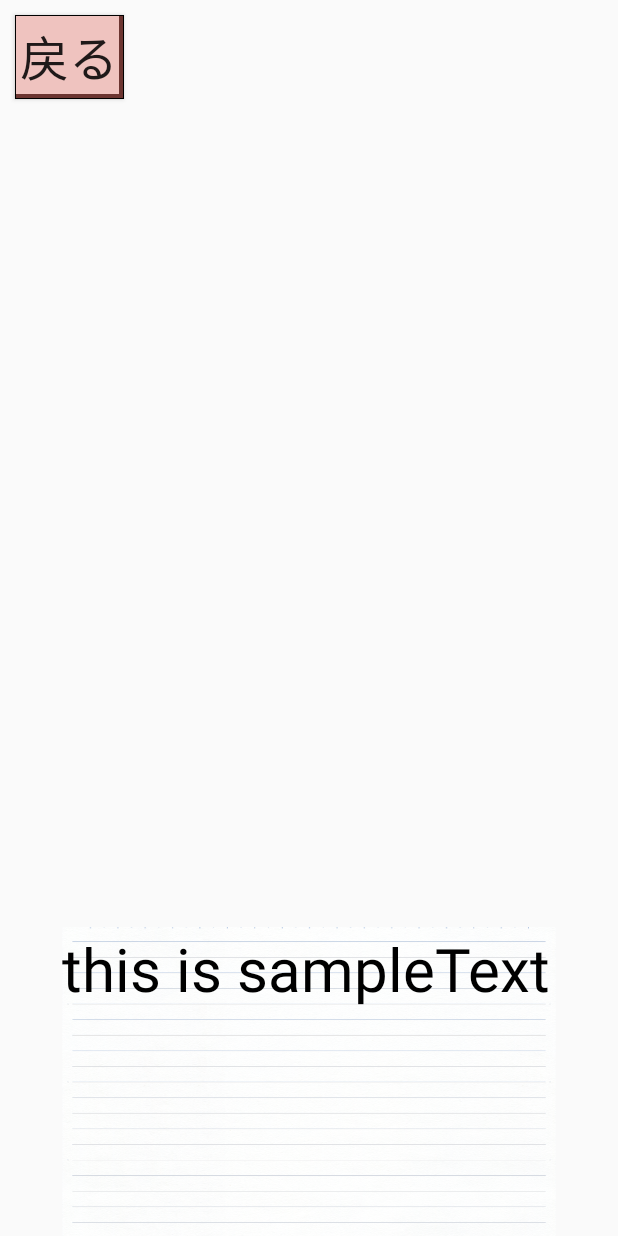
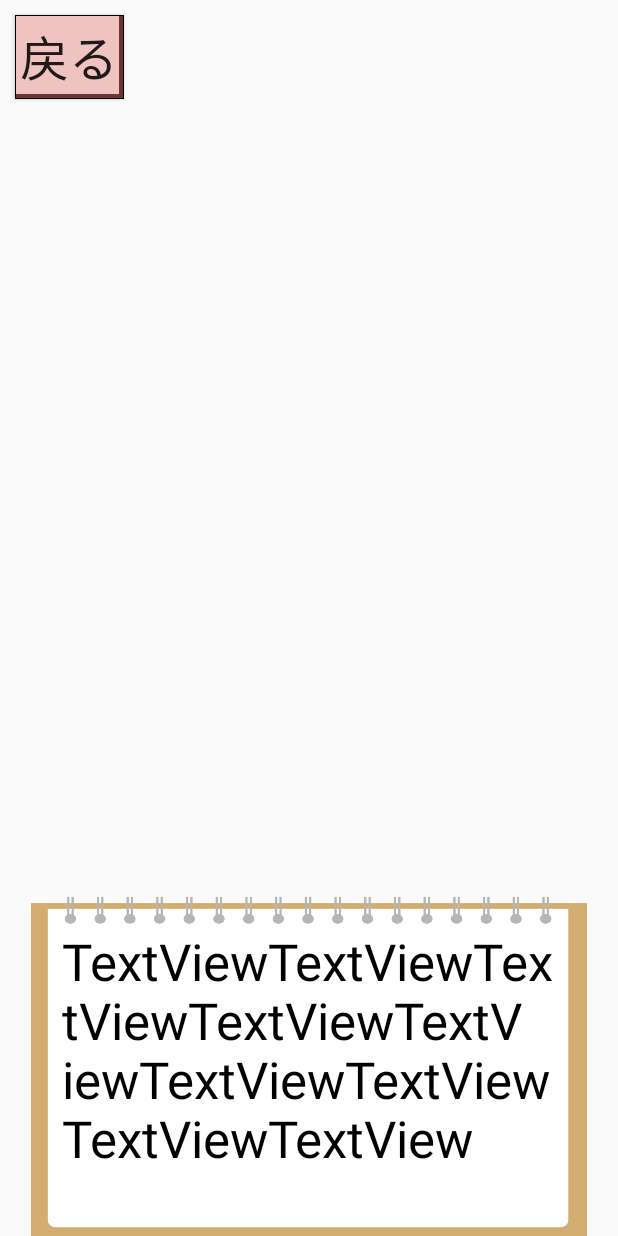
Before and after one commit to s19013/-, an Android app: the HowToPlayActivity screen opened directly, with no data from a screen before it, on a phone screen of 412 x 824 dp. Run offline under Robolectric (Android 15) with nearby library versions, the phone set to English and light mode, and no system bars.

Commit message:
チュートリアル画面の基礎を作った

```diff
--- a/project/Gobblet5/app/src/main/java/com/example/gobblet5/HowToPlayActivity.kt
+++ b/project/Gobblet5/app/src/main/java/com/example/gobblet5/HowToPlayActivity.kt
@@ -3,17 +3,15 @@ package com.example.gobblet5
 import androidx.appcompat.app.AppCompatActivity
 import android.os.Bundle
 import kotlinx.android.synthetic.main.activity_how_to_play.*
-import kotlinx.android.synthetic.main.fragment_tutorial_text.*
+
 
 class HowToPlayActivity : AppCompatActivity() {
     override fun onCreate(savedInstanceState: Bundle?) {
         super.onCreate(savedInstanceState)
         setContentView(R.layout.activity_how_to_play)
-//        fun setText(text:String){
-//            TutorialText.text = text
-//        }
-        val fragment = tutorialText as? TutorialTextFragment
-        fragment?.setText("aaaaaaaaaaaaaaaaaaaaaaaaaaaaaaaaaaaaaaaaaaaaaaaaaaaaaa")
+        fun setText(text:String){
+            TutorialText.text = text
+        }
     }
 
 
--- a/project/Gobblet5/app/src/main/java/com/example/gobblet5/TutorialTextFragment.kt
+++ /dev/null
@@ -1,64 +0,0 @@
-package com.example.gobblet5
-
-import android.os.Bundle
-import androidx.fragment.app.Fragment
-import android.view.LayoutInflater
-import android.view.View
-import android.view.ViewGroup
-import kotlinx.android.synthetic.main.fragment_tutorial_text.*
-
-// TODO: Rename parameter arguments, choose names that match
-// the fragment initialization parameters, e.g. ARG_ITEM_NUMBER
-private const val ARG_PARAM1 = "param1"
-private const val ARG_PARAM2 = "param2"
-
-/**
- * A simple [Fragment] subclass.
- * Use the [TutorialTextFragment.newInstance] factory method to
- * create an instance of this fragment.
- */
-class TutorialTextFragment : Fragment() {
-    // TODO: Rename and change types of parameters
-    private var param1: String? = null
-    private var param2: String? = null
-
-    override fun onCreate(savedInstanceState: Bundle?) {
-        super.onCreate(savedInstanceState)
-        arguments?.let {
-            param1 = it.getString(ARG_PARAM1)
-            param2 = it.getString(ARG_PARAM2)
-        }
-    }
-
-    override fun onCreateView(
-        inflater: LayoutInflater, container: ViewGroup?,
-        savedInstanceState: Bundle?
-    ): View? {
-        // Inflate the layout for this fragment
-        return inflater.inflate(R.layout.fragment_tutorial_text, container, false)
-    }
-
-    fun setText(text:String){
-        tutorialText.text = text
-    }
-
-    companion object {
-        /**
-         * Use this factory method to create a new instance of
-         * this fragment using the provided parameters.
-         *
-         * @param param1 Parameter 1.
-         * @param param2 Parameter 2.
-         * @return A new instance of fragment TutorialTextFragment.
-         */
-        // TODO: Rename and change types and number of parameters
-        @JvmStatic
-        fun newInstance(param1: String, param2: String) =
-            TutorialTextFragment().apply {
-                arguments = Bundle().apply {
-                    putString(ARG_PARAM1, param1)
-                    putString(ARG_PARAM2, param2)
-                }
-            }
-    }
-}
--- a/project/Gobblet5/app/src/main/res/layout/activity_how_to_play.xml
+++ b/project/Gobblet5/app/src/main/res/layout/activity_how_to_play.xml
@@ -2,47 +2,74 @@
 <androidx.constraintlayout.widget.ConstraintLayout xmlns:android="http://schemas.android.com/apk/res/android"
     xmlns:app="http://schemas.android.com/apk/res-auto"
     xmlns:tools="http://schemas.android.com/tools"
+    android:id="@+id/ConstaintLayout"
     android:layout_width="match_parent"
     android:layout_height="match_parent"
     tools:context=".HowToPlayActivity">
 
     <androidx.constraintlayout.widget.Guideline
-        android:id="@+id/ButtonGuidelineV1"
-        android:orientation="vertical"
+        android:id="@+id/guidelineV1"
         android:layout_width="wrap_content"
         android:layout_height="wrap_content"
-        app:layout_constraintGuide_percent="0.2"
-        />
+        android:orientation="vertical"
+        app:layout_constraintGuide_percent="0.05" />
 
     <androidx.constraintlayout.widget.Guideline
-        android:id="@+id/ButtonGuidelineV3"
-        android:orientation="vertical"
+        android:id="@+id/guidelineV2"
         android:layout_width="wrap_content"
         android:layout_height="wrap_content"
-        app:layout_constraintGuide_percent="0.1"
-        />
+        android:orientation="vertical"
+        app:layout_constraintGuide_percent="0.1" />
+
 
     <androidx.constraintlayout.widget.Guideline
-        android:id="@+id/ButtonGuidelineV4"
-        android:orientation="vertical"
+        android:id="@+id/guidelineV3"
         android:layout_width="wrap_content"
         android:layout_height="wrap_content"
-        app:layout_constraintGuide_percent="0.9"
-        />
+        android:orientation="vertical"
+        app:layout_constraintGuide_percent="0.2" />
 
     <androidx.constraintlayout.widget.Guideline
-        android:id="@+id/ButtonGuidelineH"
-        android:orientation="horizontal"
+        android:id="@+id/guidelineV4"
         android:layout_width="wrap_content"
         android:layout_height="wrap_content"
+        android:orientation="vertical"
+        app:layout_constraintGuide_percent="0.95" />
+
+    <androidx.constraintlayout.widget.Guideline
+        android:id="@+id/guidelineV5"
+        android:layout_width="wrap_content"
+        android:layout_height="wrap_content"
+        android:orientation="vertical"
+        app:layout_constraintGuide_percent="0.9" />
+
+    <androidx.constraintlayout.widget.Guideline
+        android:id="@+id/guidelineH1"
+        android:layout_width="wrap_content"
+        android:layout_height="wrap_content"
+        android:orientation="horizontal"
         app:layout_constraintGuide_percent="0.08" />
 
     <androidx.constraintlayout.widget.Guideline
-        android:id="@+id/ButtonGuidelineH2"
-        android:orientation="horizontal"
+        android:id="@+id/guidelineH2"
         android:layout_width="wrap_content"
         android:layout_height="wrap_content"
+        android:orientation="horizontal"
+        app:layout_constraintGuide_percent="0.725" />
+
+    <androidx.constraintlayout.widget.Guideline
+        android:id="@+id/guidelineH3"
+        android:layout_width="wrap_content"
+        android:layout_height="wrap_content"
+        android:orientation="horizontal"
         app:layout_constraintGuide_percent="0.75" />
+
+    <androidx.constraintlayout.widget.Guideline
+        android:id="@+id/guidelineH4"
+        android:layout_width="wrap_content"
+        android:layout_height="wrap_content"
+        android:orientation="horizontal"
+        app:layout_constraintGuide_percent="1" />
 
     <Button
         android:id="@+id/backButton"
@@ -53,39 +80,50 @@
         android:autoSizeTextType="uniform"
         android:background="@drawable/back_btn_style"
         android:text="戻る"
-        app:layout_constraintBottom_toTopOf="@+id/ButtonGuidelineH"
-        app:layout_constraintEnd_toStartOf="@+id/ButtonGuidelineV1"
+        app:layout_constraintBottom_toTopOf="@+id/guidelineH1"
+        app:layout_constraintEnd_toStartOf="@+id/guidelineV3"
         app:layout_constraintHorizontal_bias="0.049"
         app:layout_constraintStart_toStartOf="parent"
         app:layout_constraintTop_toTopOf="parent"
         app:layout_constraintVertical_bias="0.023" />
 
-<!--    <TextView-->
-<!--        android:id="@+id/TutorialText"-->
-<!--        android:layout_width="0dp"-->
-<!--        android:layout_height="0dp"-->
-<!--        android:background="@drawable/note"-->
-<!--        android:text="TextView"-->
-<!--        android:textColor="@android:color/black"-->
-<!--        android:textSize="34sp"-->
-<!--        app:layout_constraintBottom_toBottomOf="parent"-->
-<!--        app:layout_constraintEnd_toStartOf="@+id/ButtonGuidelineV4"-->
-<!--        app:layout_constraintHorizontal_bias="0.0"-->
-<!--        app:layout_constraintStart_toStartOf="@+id/ButtonGuidelineV3"-->
-<!--        app:layout_constraintTop_toTopOf="@+id/ButtonGuidelineH2"-->
-<!--        app:layout_constraintVertical_bias="1.0" />-->
+    <ImageView
+        android:id="@+id/imageView3"
+        android:layout_width="0dp"
+        android:layout_height="0dp"
+        android:scaleType="fitXY"
+        app:layout_constraintHorizontal_bias="0.05"
+        app:layout_constraintLeft_toRightOf="@+id/guidelineV1"
+        app:layout_constraintRight_toLeftOf="@+id/guidelineV4"
+        app:layout_constraintTop_toBottomOf="@+id/guidelineH2"
+        app:layout_constraintBottom_toTopOf="@id/guidelineH4"
+        app:srcCompat="@drawable/note2" />
+
+    <TextView
+        android:id="@+id/TutorialText"
+        android:layout_width="0dp"
+        android:layout_height="0dp"
+        android:text="TextViewTextViewTextViewTextViewTextViewTextViewTextViewTextViewTextView"
+        android:textColor="@android:color/black"
+        android:textSize="34sp"
+        app:layout_constraintBottom_toBottomOf="parent"
+        app:layout_constraintEnd_toStartOf="@+id/guidelineV5"
+        app:layout_constraintHorizontal_bias="0.0"
+        app:layout_constraintStart_toStartOf="@+id/guidelineV2"
+        app:layout_constraintTop_toTopOf="@+id/guidelineH3"
+        app:layout_constraintVertical_bias="1.0" />
 
 
-    <fragment
-        android:id="@+id/textFragment"
-        android:name="com.example.gobblet5.TutorialTextFragment"
-        android:layout_width="0dp"
-        android:layout_height="0dp"
-        android:background="@android:color/black"
-        app:layout_constraintBottom_toBottomOf="parent"
-        app:layout_constraintEnd_toStartOf="@+id/ButtonGuidelineV4"
-        app:layout_constraintStart_toStartOf="@+id/ButtonGuidelineV3"
-        app:layout_constraintTop_toTopOf="@+id/ButtonGuidelineH2"
-        tools:layout="@layout/fragment_tutorial_text" />
+    <!--    <fragment-->
+    <!--        android:id="@+id/textFragment"-->
+    <!--        android:name="com.example.gobblet5.TutorialTextFragment"-->
+    <!--        android:layout_width="0dp"-->
+    <!--        android:layout_height="0dp"-->
+    <!--        android:background="@android:color/black"-->
+    <!--        app:layout_constraintBottom_toBottomOf="parent"-->
+    <!--        app:layout_constraintEnd_toStartOf="@+id/ButtonGuidelineV4"-->
+    <!--        app:layout_constraintStart_toStartOf="@+id/ButtonGuidelineV3"-->
+    <!--        app:layout_constraintTop_toTopOf="@+id/ButtonGuidelineH2"-->
+    <!--        tools:layout="@layout/fragment_tutorial_text" />-->
 
 </androidx.constraintlayout.widget.ConstraintLayout>
--- a/project/Gobblet5/app/src/main/res/layout/fragment_tutorial_text.xml
+++ /dev/null
@@ -1,27 +0,0 @@
-<?xml version="1.0" encoding="utf-8"?>
-<androidx.constraintlayout.widget.ConstraintLayout xmlns:android="http://schemas.android.com/apk/res/android"
-    xmlns:app="http://schemas.android.com/apk/res-auto"
-    xmlns:tools="http://schemas.android.com/tools"
-    android:id="@+id/frameLayout"
-    android:layout_width="match_parent"
-    android:layout_height="match_parent"
-    android:background="@drawable/note"
-    tools:context=".TutorialTextFragment">
-
-    <TextView
-        android:id="@+id/tutorialText"
-        android:layout_width="0dp"
-        android:layout_height="wrap_content"
-
-        android:breakStrategy="simple"
-        android:text="this is sampleText"
-        android:textColor="@android:color/black"
-        android:textSize="40sp"
-        app:layout_constraintBottom_toBottomOf="parent"
-        app:layout_constraintEnd_toEndOf="parent"
-        app:layout_constraintHorizontal_bias="0.025"
-        app:layout_constraintStart_toStartOf="parent"
-        app:layout_constraintTop_toTopOf="parent"
-        app:layout_constraintVertical_bias="0.003" />
-
-</androidx.constraintlayout.widget.ConstraintLayout>
```
Also changed, not shown: project/Gobblet5/app/src/main/java/com/example/gobblet5/MainActivity.kt (+4 -7 lines), project/Gobblet5/app/src/main/res/drawable/background_note.xml (added, +28 -0 lines), project/Gobblet5/app/src/main/res/layout/activity_pre_game_with_com.xml (+4 -4 lines), project/Gobblet5/app/src/main/res/layout/activity_pre_game_with_man.xml (+4 -4 lines), project/Gobblet5/app/src/main/res/layout/activity_select_tutorial.xml (+8 -8 lines), project/Gobblet5/app/src/main/res/drawable/note2.png.
